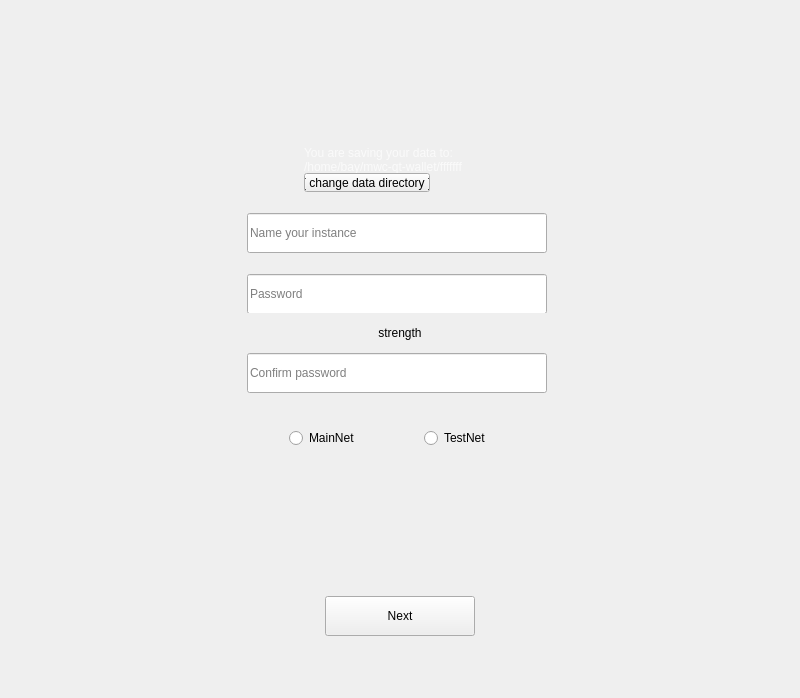
Old version of the form windows_desktop/a_initaccount.ui in the repository 0xkobe/mwc-wallet.
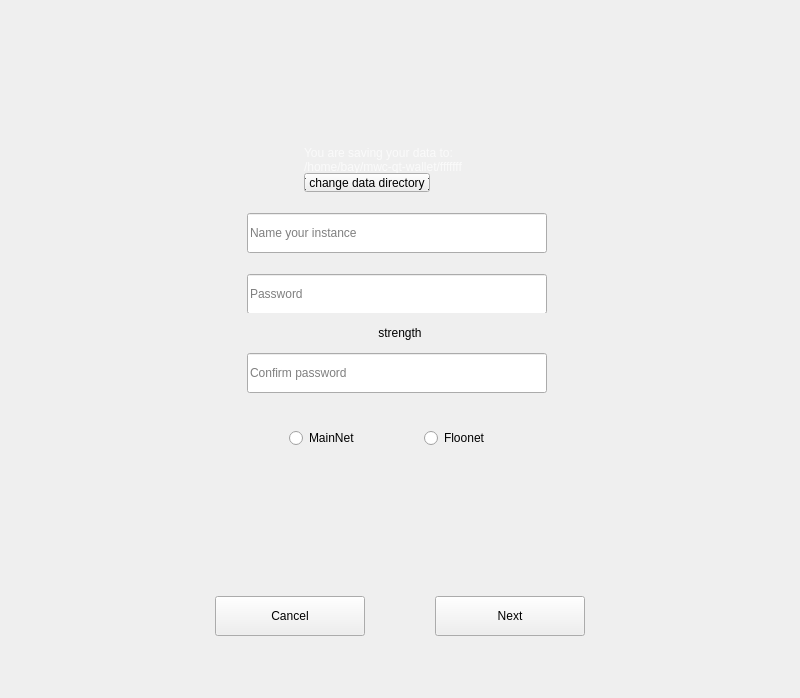
New version of the form. Icons and pictures are not drawn. Custom widgets are drawn as their Qt base class.

```diff
--- a/windows_desktop/a_initaccount.ui
+++ b/windows_desktop/a_initaccount.ui
@@ -516,7 +516,7 @@
             <enum>Qt::StrongFocus</enum>
            </property>
            <property name="text">
-            <string>TestNet</string>
+            <string>Floonet</string>
            </property>
           </widget>
          </widget>
@@ -570,6 +570,9 @@
    </item>
    <item>
     <layout class="QHBoxLayout" name="horizontalLayout_2">
+     <property name="spacing">
+      <number>70</number>
+     </property>
      <item>
       <spacer name="horizontalSpacer">
        <property name="orientation">
@@ -583,6 +586,37 @@
        </property>
       </spacer>
      </item>
+     <item>
+      <widget class="control::MwcPushButtonNormal" name="cancelButton">
+       <property name="minimumSize">
+        <size>
+         <width>150</width>
+         <height>40</height>
+        </size>
+       </property>
+       <property name="maximumSize">
+        <size>
+         <width>150</width>
+         <height>40</height>
+        </size>
+       </property>
+       <property name="focusPolicy">
+        <enum>Qt::StrongFocus</enum>
+       </property>
+       <property name="toolTip">
+        <string>Continue with creation of a new wallet</string>
+       </property>
+       <property name="text">
+        <string>Cancel</string>
+       </property>
+       <property name="autoDefault">
+        <bool>false</bool>
+       </property>
+       <property name="flat">
+        <bool>false</bool>
+       </property>
+      </widget>
+     </item>
      <item>
       <widget class="control::MwcPushButtonNormal" name="submitButton">
        <property name="minimumSize">
@@ -650,16 +684,16 @@
    <extends>QPushButton</extends>
    <header>control_desktop/MwcPushButton.h</header>
   </customwidget>
-  <customwidget>
-   <class>control::MwcLabelSmall</class>
-   <extends>QLabel</extends>
-   <header>control_desktop/MwcLabel.h</header>
-  </customwidget>
   <customwidget>
    <class>control::MwcLineEditNormal</class>
    <extends>QLineEdit</extends>
    <header>control_desktop/MwcLineEdit.h</header>
   </customwidget>
+  <customwidget>
+   <class>control::MwcLabelSmall</class>
+   <extends>QLabel</extends>
+   <header>control_desktop/MwcLabel.h</header>
+  </customwidget>
   <customwidget>
    <class>control::MwcPushButtonTiny</class>
    <extends>QPushButton</extends>
```
Left out of the diff: 3 changed lines with no effect on the pictures.
